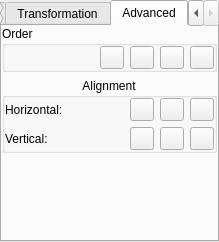
Above: plugins/defaultTools/defaulttool/DefaultToolWidget.ui from KDE/krita before the change. Below: the same form after it.
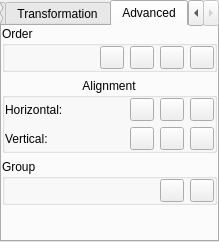
That is the form after the change. The open tabs and pages were chosen to show the change. Custom widgets are drawn as their Qt base class.

Commit message: o added actions to group/ungroup from the default tool.

```diff
--- a/plugins/defaultTools/defaulttool/DefaultToolWidget.ui
+++ b/plugins/defaultTools/defaulttool/DefaultToolWidget.ui
@@ -509,6 +509,57 @@
       </layout>
      </widget>
     </item>
+    <item>
+     <widget class="QGroupBox" name="groupGroupBox" >
+      <property name="title" >
+       <string>Group</string>
+      </property>
+      <property name="flat" >
+       <bool>true</bool>
+      </property>
+      <layout class="QHBoxLayout" >
+       <property name="leftMargin" >
+        <number>0</number>
+       </property>
+       <property name="topMargin" >
+        <number>0</number>
+       </property>
+       <property name="rightMargin" >
+        <number>0</number>
+       </property>
+       <property name="bottomMargin" >
+        <number>0</number>
+       </property>
+       <item>
+        <spacer>
+         <property name="orientation" >
+          <enum>Qt::Horizontal</enum>
+         </property>
+         <property name="sizeHint" >
+          <size>
+           <width>0</width>
+           <height>20</height>
+          </size>
+         </property>
+        </spacer>
+       </item>
+       <item>
+        <widget class="QToolButton" name="group" >
+         <property name="text" >
+          <string/>
+         </property>
+        </widget>
+       </item>
+       <item>
+        <widget class="QToolButton" name="ungroup" >
+         <property name="text" >
+          <string/>
+         </property>
+        </widget>
+       </item>
+      </layout>
+     </widget>
+    </item>
     <item>
      <spacer>
       <property name="orientation" >
```
Left out of the diff: 2 changed lines with no effect on the pictures. The commit also changes 3 other files.
